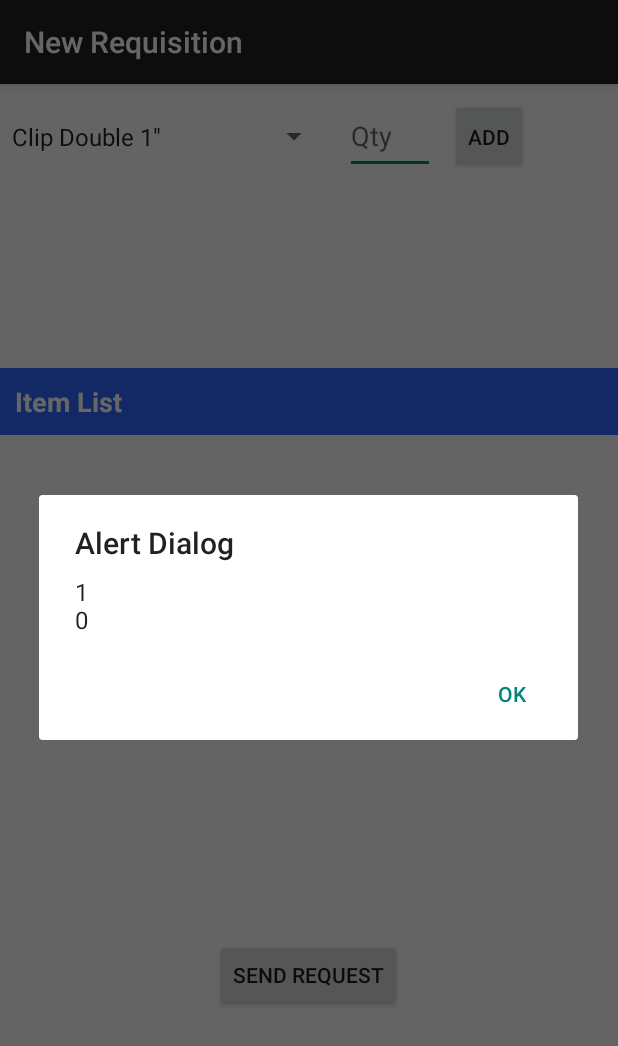
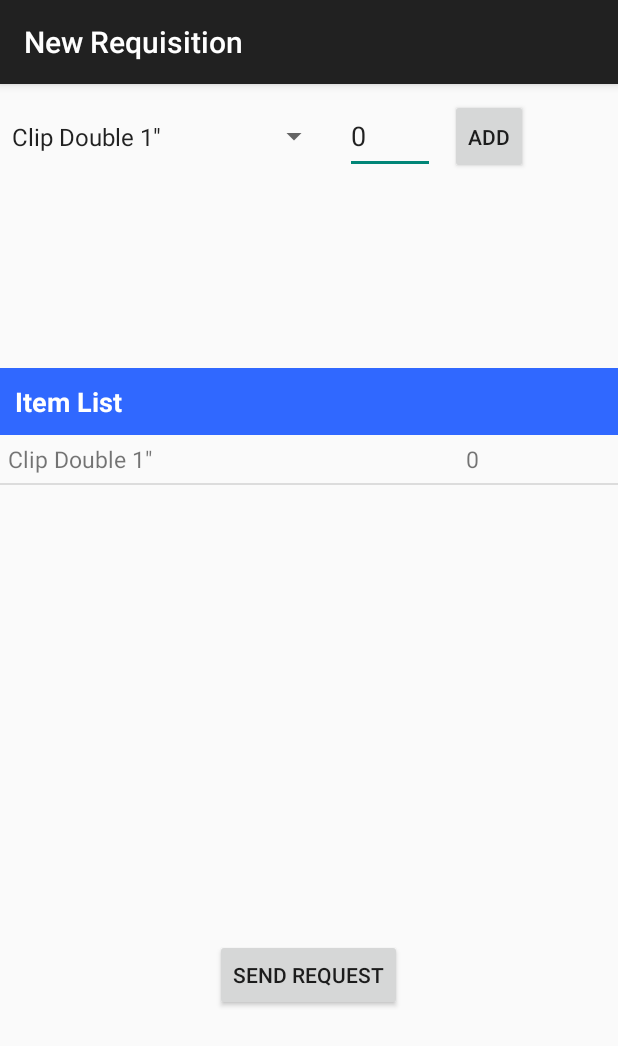
Before and after one commit to ZinMarHtet21/LU, an Android app: the NewRequisition screen opened directly, with no data from a screen before it, after a tap on "ADD", on a phone screen of 412 x 824 dp. Shown: the top 1046 px of the screen. Run offline under Robolectric (Android 15) with nearby library versions, the phone set to English and light mode, and no system bars.

Commit message:
new requisition commit

```diff
--- a/LU_StationeryStoreInventorySystem/app/src/main/java/com/android_test/zmh/lu_stationerystoreinventorysystem/DepartmentScreens/NewRequisition.java
+++ b/LU_StationeryStoreInventorySystem/app/src/main/java/com/android_test/zmh/lu_stationerystoreinventorysystem/DepartmentScreens/NewRequisition.java
@@ -1,16 +1,21 @@
 package com.android_test.zmh.lu_stationerystoreinventorysystem.DepartmentScreens;
 
 import android.app.AlertDialog;
+import android.content.Context;
 import android.content.DialogInterface;
 import android.support.v7.app.ActionBarActivity;
 import android.os.Bundle;
+import android.view.LayoutInflater;
 import android.view.View;
+import android.view.ViewGroup;
 import android.widget.AdapterView;
 import android.widget.ArrayAdapter;
 import android.widget.Button;
 import android.widget.EditText;
 import android.widget.ListView;
+import android.widget.SimpleAdapter;
 import android.widget.Spinner;
+import android.widget.TextView;
 import android.widget.Toast;
 import com.android_test.zmh.lu_stationerystoreinventorysystem.R;
 import java.util.ArrayList;
@@ -22,17 +27,18 @@ import java.util.Map;
 public class NewRequisition extends ActionBarActivity {
 
     ListView new_req_listView;
-    ArrayAdapter mArrayAdapter;
-    ArrayList mItemList = new ArrayList();
+
     Button sendReqBtn, addBtn;
     EditText itemQty;
     Spinner itemSpinner;
     String itemName;
+    ItemsAdapter itemAdapter;
+
     int itemID;
     int qty;
     HashMap<Integer,String> itemMap = new HashMap<Integer,String>();
-
-    List<Integer> itemIDList = new ArrayList<Integer>();
+    ArrayList<TempItem> items= new ArrayList<TempItem>();
+    ArrayList<TempItem> arrayOfItems = new ArrayList<TempItem>();
 
     @Override
     protected void onCreate(Bundle savedInstanceState) {
@@ -40,13 +46,14 @@ public class NewRequisition extends ActionBarActivity {
         setContentView(R.layout.activity_new_requisition);
         addItemToMap();
 
+        itemAdapter = new ItemsAdapter(this, arrayOfItems);
+
+        new_req_listView = (ListView) findViewById(R.id.item_list_lv);
+        new_req_listView.setAdapter(itemAdapter);
+
+
         itemQty = (EditText)findViewById(R.id.item_qty_et);
         itemSpinner = (Spinner)findViewById(R.id.itemlist_spnr);
-
-        new_req_listView = (ListView)findViewById(R.id.item_list_lv);
-        mArrayAdapter = new ArrayAdapter(this,android.R.layout.simple_list_item_1,mItemList);
-        new_req_listView.setAdapter(mArrayAdapter);
-
 
         itemSpinner.setOnItemSelectedListener(new AdapterView.OnItemSelectedListener() {
             @Override
@@ -54,11 +61,7 @@ public class NewRequisition extends ActionBarActivity {
                 itemName = adapter.getItemAtPosition(position).toString();
 
                 for (Map.Entry<Integer, String> entry : itemMap.entrySet()) {
-                    System.out.println(itemName);
-                    System.out.println(entry.getValue());
-
                     if(entry.getValue().equals(itemName)){
-                        System.out.println("SAME");
                         itemID = entry.getKey();
                     }
                }
@@ -76,20 +79,24 @@ public class NewRequisition extends ActionBarActivity {
             @Override
             public void onClick(View v) {
                 qty = Integer.parseInt(itemQty.getText().toString());
+                arrayOfItems.add(new TempItem(itemName,qty));
+                itemAdapter.notifyDataSetChanged();
 
-                AlertDialog alertDialog = new AlertDialog.Builder(
-                        NewRequisition.this).create();
 
-                alertDialog.setTitle("Alert Dialog");
-                alertDialog.setMessage(itemID + "\n" + qty);
-                alertDialog.setButton("OK", new DialogInterface.OnClickListener() {
-                    public void onClick(DialogInterface dialog, int which) {
-                        //Toast.makeText(getApplicationContext(), "You clicked on OK", Toast.LENGTH_SHORT).show();
-                    }
-                });
+//                qty = Integer.parseInt(itemQty.getText().toString());
 
-                // Showing Alert Message
-                alertDialog.show();
+//                AlertDialog alertDialog = new AlertDialog.Builder(
+//                        NewRequisition.this).create();
+//
+//                alertDialog.setTitle("Alert Dialog");
+//                alertDialog.setMessage(itemID + "\n" + qty);
+//                alertDialog.setButton("OK", new DialogInterface.OnClickListener() {
+//                    public void onClick(DialogInterface dialog, int which) {
+//                        //Toast.makeText(getApplicationContext(), "You clicked on OK", Toast.LENGTH_SHORT).show();
+//                    }
+//                });
+//
+//                alertDialog.show();
 
             }
         });
@@ -98,7 +105,6 @@ public class NewRequisition extends ActionBarActivity {
         sendReqBtn.setOnClickListener(new View.OnClickListener() {
             @Override
             public void onClick(View v) {
-
 
             }
         });
@@ -112,7 +118,38 @@ public class NewRequisition extends ActionBarActivity {
         itemMap.put(5,"Clip Paper Medium");
         itemMap.put(6,"Clip Paper Small");
     }
+}
 
+class TempItem{
+    String iName;
+    int iQty;
 
+    public TempItem(String iName,int iQty){
+        this.iName = iName;
+        this.iQty = iQty;
+    }
+}
 
+class ItemsAdapter extends ArrayAdapter<TempItem> {
+    public ItemsAdapter(Context context, ArrayList<TempItem> items) {
+        super(context, 0, items);
+    }
+
+    @Override
+    public View getView(int position, View convertView, ViewGroup parent) {
+
+        TempItem item = getItem(position);
+
+        if (convertView == null) {
+            convertView = LayoutInflater.from(getContext()).inflate(R.layout.row_items, parent, false);
+        }
+
+        TextView tvItemName = (TextView) convertView.findViewById(R.id.itemName_txt);
+        TextView tvItemQty = (TextView) convertView.findViewById(R.id.itemQty_txt);
+
+        tvItemName.setText(item.iName);
+        tvItemQty.setText(Integer.toString(item.iQty));
+
+        return convertView;
+    }
 }
--- a/LU_StationeryStoreInventorySystem/app/src/main/res/layout/activity_new_requisition.xml
+++ b/LU_StationeryStoreInventorySystem/app/src/main/res/layout/activity_new_requisition.xml
@@ -19,6 +19,7 @@
         android:layout_height="50dp"
         android:layout_marginTop="10dp"
         android:hint="Qty"
+        android:text="0"
         android:textAlignment="center"
         android:layout_marginLeft="10dp"
         android:layout_alignBottom="@+id/itemlist_spnr"
@@ -65,6 +66,4 @@
         android:layout_centerHorizontal="true"
         android:layout_marginTop="36dp" />
 
-
-
 </RelativeLayout>
--- /dev/null
+++ b/LU_StationeryStoreInventorySystem/app/src/main/res/layout/row_items.xml
@@ -0,0 +1,25 @@
+<?xml version="1.0" encoding="utf-8"?>
+<RelativeLayout xmlns:android="http://schemas.android.com/apk/res/android"
+    android:orientation="vertical" android:layout_width="match_parent"
+    android:layout_height="match_parent">
+
+    <TextView
+        android:id="@+id/itemName_txt"
+        android:layout_width="300dp"
+        android:layout_height="wrap_content"
+        android:layout_margin="0dp"
+        android:padding="5dp"
+        android:textSize="15dp"/>
+
+    <TextView
+        android:id="@+id/itemQty_txt"
+        android:layout_width="70dp"
+        android:layout_height="wrap_content"
+        android:layout_marginLeft="5dp"
+        android:padding="5dp"
+        android:layout_alignParentTop="true"
+        android:layout_toEndOf="@+id/itemName_txt"
+        android:layout_marginStart="54dp"
+        android:textSize="15dp"/>
+
+</RelativeLayout>
```
Also changed, not shown: 4 other files.
